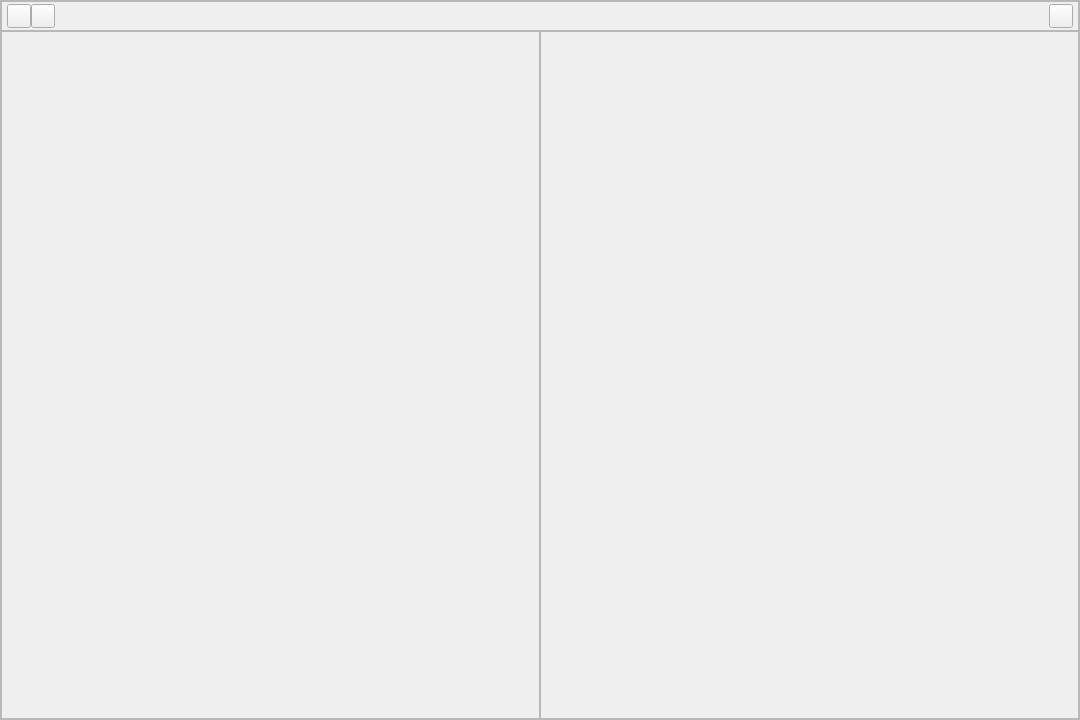
Above: ui/main_window.ui from BidouMan/bingocode-ide before the change. Below: the same form after it.
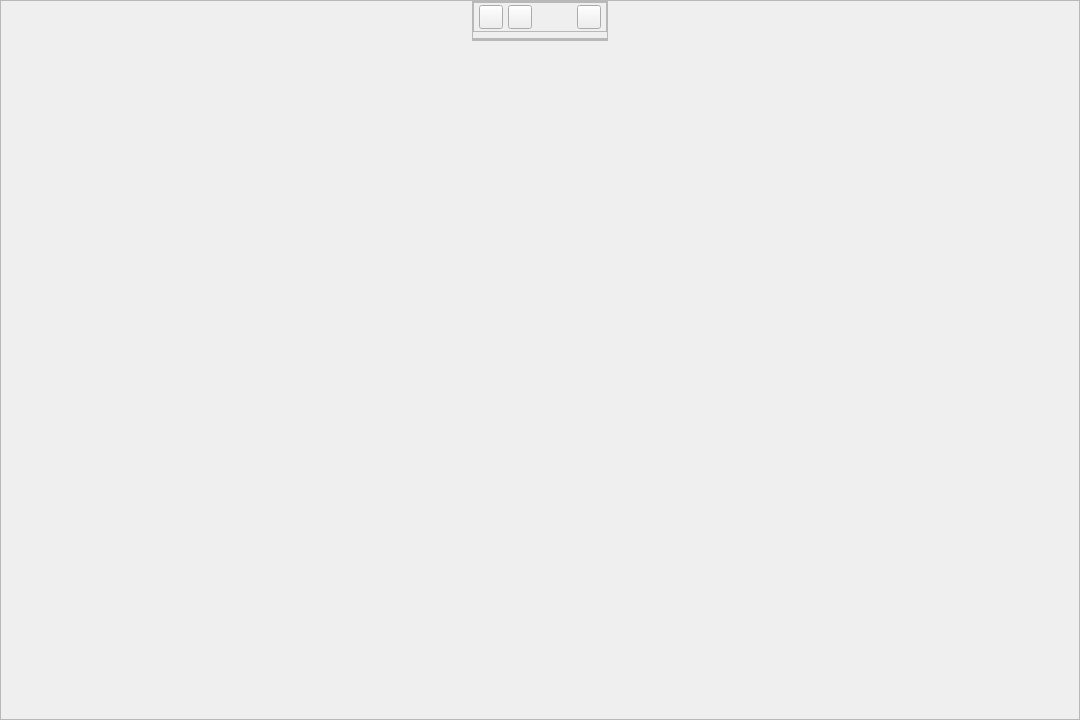
That is the form after the change. The open tabs and pages were chosen to show the change. Icons and pictures are not drawn.

Diff of the .ui file:
```diff
--- a/ui/main_window.ui
+++ b/ui/main_window.ui
@@ -10,6 +10,18 @@
     <height>720</height>
    </rect>
   </property>
+  <property name="sizePolicy">
+   <sizepolicy hsizetype="Minimum" vsizetype="Minimum">
+    <horstretch>0</horstretch>
+    <verstretch>0</verstretch>
+   </sizepolicy>
+  </property>
+  <property name="minimumSize">
+   <size>
+    <width>640</width>
+    <height>480</height>
+   </size>
+  </property>
   <property name="windowTitle">
    <string>Form</string>
   </property>
@@ -1163,6 +1175,12 @@
       </layout>
      </widget>
      <widget class="QWidget" name="fullscreen">
+      <property name="sizePolicy">
+       <sizepolicy hsizetype="Preferred" vsizetype="Fixed">
+        <horstretch>0</horstretch>
+        <verstretch>0</verstretch>
+       </sizepolicy>
+      </property>
       <property name="minimumSize">
        <size>
         <width>0</width>
@@ -1188,7 +1206,7 @@
        <item>
         <widget class="QFrame" name="bg_layout">
          <property name="sizePolicy">
-          <sizepolicy hsizetype="Expanding" vsizetype="Expanding">
+          <sizepolicy hsizetype="Expanding" vsizetype="Preferred">
            <horstretch>0</horstretch>
            <verstretch>0</verstretch>
           </sizepolicy>
@@ -1199,9 +1217,52 @@
          <property name="frameShadow">
           <enum>QFrame::Shadow::Raised</enum>
          </property>
-         <layout class="QVBoxLayout" name="verticalLayout_9" stretch="0,1">
+         <layout class="QHBoxLayout" name="horizontalLayout_10" stretch="1,4,1">
           <property name="spacing">
            <number>0</number>
+          </property>
+          <property name="leftMargin">
+           <number>0</number>
+          </property>
+          <property name="topMargin">
+           <number>0</number>
+          </property>
+          <property name="rightMargin">
+           <number>0</number>
+          </property>
+          <property name="bottomMargin">
+           <number>0</number>
+          </property>
+          <item>
+           <spacer name="horizontalSpacer_4">
+            <property name="orientation">
+             <enum>Qt::Orientation::Horizontal</enum>
+            </property>
+            <property name="sizeHint" stdset="0">
+             <size>
+              <width>40</width>
+              <height>0</height>
+             </size>
+            </property>
+           </spacer>
+          </item>
+          <item alignment="Qt::AlignmentFlag::AlignHCenter|Qt::AlignmentFlag::AlignTop">
+           <widget class="QFrame" name="central_stage_wrapper">
+            <property name="sizePolicy">
+             <sizepolicy hsizetype="Preferred" vsizetype="Minimum">
+              <horstretch>0</horstretch>
+              <verstretch>0</verstretch>
+             </sizepolicy>
+            </property>
+            <property name="frameShape">
+             <enum>QFrame::Shape::StyledPanel</enum>
+            </property>
+            <property name="frameShadow">
+             <enum>QFrame::Shadow::Raised</enum>
+            </property>
+            <layout class="QVBoxLayout" name="verticalLayout_11">
+             <property name="spacing">
+              <number>6</number>
           </property>
           <property name="leftMargin">
            <number>0</number>
@@ -1218,7 +1279,7 @@
           <item>
            <widget class="QFrame" name="fullscreen_tool_bar">
             <property name="sizePolicy">
-             <sizepolicy hsizetype="Expanding" vsizetype="Fixed">
+                <sizepolicy hsizetype="Expanding" vsizetype="Minimum">
               <horstretch>0</horstretch>
               <verstretch>0</verstretch>
              </sizepolicy>
@@ -1243,7 +1304,7 @@
             </property>
             <layout class="QHBoxLayout" name="horizontalLayout_9" stretch="0,0,0,0">
              <property name="spacing">
-              <number>0</number>
+                 <number>5</number>
              </property>
              <property name="leftMargin">
               <number>5</number>
@@ -1361,49 +1422,6 @@
            </widget>
           </item>
           <item>
-           <widget class="QFrame" name="central_stage_wrapper">
-            <property name="sizePolicy">
-             <sizepolicy hsizetype="Preferred" vsizetype="Preferred">
-              <horstretch>0</horstretch>
-              <verstretch>0</verstretch>
-             </sizepolicy>
-            </property>
-            <property name="frameShape">
-             <enum>QFrame::Shape::StyledPanel</enum>
-            </property>
-            <property name="frameShadow">
-             <enum>QFrame::Shadow::Raised</enum>
-            </property>
-            <layout class="QHBoxLayout" name="horizontalLayout_10">
-             <property name="spacing">
-              <number>0</number>
-             </property>
-             <property name="leftMargin">
-              <number>0</number>
-             </property>
-             <property name="topMargin">
-              <number>0</number>
-             </property>
-             <property name="rightMargin">
-              <number>0</number>
-             </property>
-             <property name="bottomMargin">
-              <number>0</number>
-             </property>
-             <item>
-              <spacer name="horizontalSpacer_4">
-               <property name="orientation">
-                <enum>Qt::Orientation::Horizontal</enum>
-               </property>
-               <property name="sizeHint" stdset="0">
-                <size>
-                 <width>40</width>
-                 <height>20</height>
-                </size>
-               </property>
-              </spacer>
-             </item>
-             <item>
               <widget class="QFrame" name="fullscreen_view_frame">
                <property name="sizePolicy">
                 <sizepolicy hsizetype="Preferred" vsizetype="Preferred">
@@ -1442,6 +1460,9 @@
                </layout>
               </widget>
              </item>
+            </layout>
+           </widget>
+          </item>
              <item>
               <spacer name="horizontalSpacer_5">
                <property name="orientation">
@@ -1450,13 +1471,10 @@
                <property name="sizeHint" stdset="0">
                 <size>
                  <width>40</width>
-                 <height>20</height>
+              <height>0</height>
                 </size>
                </property>
               </spacer>
-             </item>
-            </layout>
-           </widget>
           </item>
          </layout>
         </widget>
```
Left out of the diff: 20 changed lines with no effect on the pictures. Lines whose indentation alone changed are shown as unchanged.
